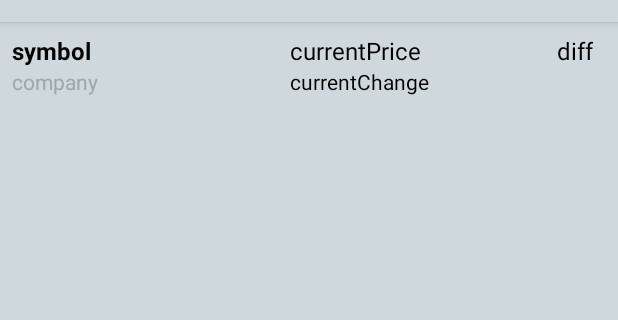
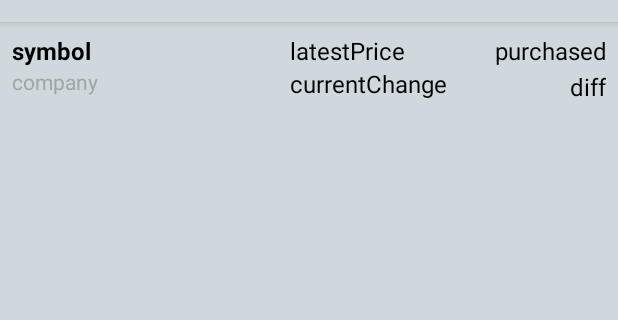
Before and after one commit to AHS-AU/SMAP_StockMonitor, an Android app: the layout list_of_stocks.xml on its own in the app's theme, with its tools: preview values and no code run, on a phone screen of 412 x 824 dp, the part 62-382 px from its top. Run offline under Robolectric (Android 15) with nearby library versions, the phone set to English and light mode, and no system bars.

Commit message:
StockAdapter View neccessary parts are finished.

```diff
--- a/app/src/main/java/com/example/admin/stockmonitor/OverviewActivity.java
+++ b/app/src/main/java/com/example/admin/stockmonitor/OverviewActivity.java
@@ -148,7 +148,10 @@ public class OverviewActivity extends AppCompatActivity {
                                 String latestPrice = jsonObject.getString("latestPrice");
                                 String latestUpdate = jsonObject.getString("latestUpdate");
                                 String change = jsonObject.getString("change");
-                                Book mBook = new Book(companyName,symbol,primaryExchange,latestPrice,latestUpdate,change);
+                                String sector = jsonObject.getString("sector");
+                                // purchasePrice = latestPrice because we bought at this time.
+                                Book mBook = new Book(companyName,symbol,primaryExchange,latestPrice,
+                                        latestUpdate,change,sector,latestPrice);
                                 bookViewModel.insert(mBook);
                             } catch (JSONException e) {
                                 e.printStackTrace();
--- a/app/src/main/java/com/example/admin/stockmonitor/Utilities/Broadcaster/StockBroadcastReceiver.java
+++ b/app/src/main/java/com/example/admin/stockmonitor/Utilities/Broadcaster/StockBroadcastReceiver.java
@@ -32,11 +32,11 @@ public final class StockBroadcastReceiver extends BroadcastReceiver {
 
         }else if (FILTER_DATA_UPDATE.equals(action)){
             Log.d(TAG, FILTER_DATA_UPDATE);
-            // Size
             int bookSize = 0;
             if (bookViewModel.getAllStocks().getValue() != null){
                 bookSize = bookViewModel.getAllStocks().getValue().size();
             }
+
             for (int i = 0; i < bookSize; i++){
                 if (bookViewModel.getAllStocks().getValue() != null){
                     Book updateBook = bookViewModel.getAllStocks().getValue().get(i);
@@ -57,9 +57,11 @@ public final class StockBroadcastReceiver extends BroadcastReceiver {
                                         String latestPrice = jsonObject.getString("latestPrice");
                                         String latestUpdate = jsonObject.getString("latestUpdate");
                                         String change = jsonObject.getString("change");
+                                        String sector = jsonObject.getString("sector");
                                         updateBook.setLatestPrice(latestPrice);
                                         updateBook.setLatestUpdate(latestUpdate);
                                         updateBook.setChange(change);
+                                        updateBook.setSector(sector);
                                         bookViewModel.update(updateBook);
                                     } catch (JSONException e) {
                                         e.printStackTrace();
--- a/app/src/main/res/layout/list_of_stocks.xml
+++ b/app/src/main/res/layout/list_of_stocks.xml
@@ -27,13 +27,17 @@
         android:id="@+id/txtCompanyName"
         android:layout_width="wrap_content"
         android:layout_height="wrap_content"
+        android:layout_marginEnd="8dp"
+        android:layout_marginRight="8dp"
         android:text="company"
         android:textColor="@color/primaryDarkColor"
+        app:layout_constraintEnd_toStartOf="@+id/glOverviewLeft"
+        app:layout_constraintHorizontal_bias="0.0"
         app:layout_constraintStart_toStartOf="@+id/txtSymbol"
         app:layout_constraintTop_toBottomOf="@id/txtSymbol" />
 
     <TextView
-        android:id="@+id/txtPurchasePrice"
+        android:id="@+id/txtLatestPrice"
         android:layout_width="0dp"
         android:layout_height="wrap_content"
         android:layout_marginEnd="8dp"
@@ -41,37 +45,55 @@
         android:layout_marginRight="8dp"
         android:layout_marginStart="8dp"
         android:layout_marginTop="8dp"
-        android:gravity="start"
-        android:text="currentPrice"
-        android:textAlignment="viewStart"
+        android:text="latestPrice"
         android:textSize="@dimen/lvNormalSize"
         app:layout_constraintEnd_toStartOf="@+id/glOverviewRight"
         app:layout_constraintStart_toStartOf="@+id/glOverviewLeft"
         app:layout_constraintTop_toTopOf="parent" />
 
     <TextView
-        android:id="@+id/txtChange"
+        android:id="@+id/txtCurrentChange"
         android:layout_width="wrap_content"
         android:layout_height="wrap_content"
+        android:layout_marginEnd="8dp"
+        android:layout_marginRight="8dp"
         android:text="currentChange"
-
-        app:layout_constraintStart_toStartOf="@+id/txtPurchasePrice"
-        app:layout_constraintTop_toBottomOf="@id/txtPurchasePrice" />
+        android:textSize="@dimen/lvNormalSize"
+        app:layout_constraintEnd_toStartOf="@+id/glOverviewRight"
+        app:layout_constraintHorizontal_bias="0.0"
+        app:layout_constraintStart_toStartOf="@+id/txtLatestPrice"
+        app:layout_constraintTop_toBottomOf="@id/txtLatestPrice" />
 
     <TextView
-        android:id="@+id/txtDifferencePrice"
+        android:id="@+id/txtPurchasePrice"
         android:layout_width="wrap_content"
         android:layout_height="24dp"
         android:layout_marginEnd="8dp"
         android:layout_marginLeft="8dp"
+        android:layout_marginRight="8dp"
         android:layout_marginStart="8dp"
         android:layout_marginTop="8dp"
+        android:gravity="end"
+        android:text="purchased"
+        android:textAlignment="textEnd"
+        android:textSize="@dimen/lvNormalSize"
+        app:layout_constraintEnd_toEndOf="parent"
+        app:layout_constraintHorizontal_bias="1.0"
+        app:layout_constraintStart_toStartOf="@+id/glOverviewRight"
+        app:layout_constraintTop_toTopOf="parent" />
+
+    <TextView
+        android:id="@+id/txtDifference"
+        android:layout_width="wrap_content"
+        android:layout_height="wrap_content"
+        android:layout_marginLeft="8dp"
+        android:layout_marginStart="8dp"
         android:text="diff"
         android:textSize="@dimen/lvNormalSize"
-        app:layout_constraintEnd_toEndOf="parent"
-        app:layout_constraintHorizontal_bias="0.8"
+        app:layout_constraintEnd_toEndOf="@+id/txtPurchasePrice"
+        app:layout_constraintHorizontal_bias="1.0"
         app:layout_constraintStart_toStartOf="@+id/glOverviewRight"
-        app:layout_constraintTop_toTopOf="parent" />
+        app:layout_constraintTop_toBottomOf="@+id/txtPurchasePrice" />
 
     <android.support.constraint.Guideline
         android:id="@+id/glOverviewLeft"
@@ -85,5 +107,5 @@
         android:layout_width="wrap_content"
         android:layout_height="wrap_content"
         android:orientation="vertical"
-        app:layout_constraintGuide_percent="0.8" />
+        app:layout_constraintGuide_percent="0.72" />
 </android.support.constraint.ConstraintLayout>
```
Also changed, not shown: app/src/main/java/com/example/admin/stockmonitor/Room/Book/Book.java (+32 -1 lines), app/src/main/java/com/example/admin/stockmonitor/Room/Book/BookDatabase.java (+6 -1 lines), app/src/main/java/com/example/admin/stockmonitor/Utilities/Adapters/StockAdapter.java (+30 -13 lines).
